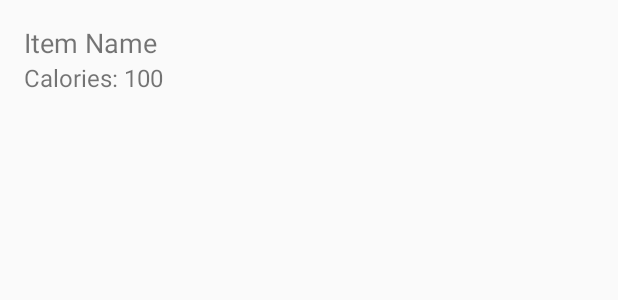
After one commit to alexjohnsongac/CalorieCounterNew, an Android app built with Jetpack Compose: the layout item_food.xml on its own in the app's theme, with its tools: preview values and no code run, on a phone screen of 412 x 824 dp. The commit adds this screen. Shown: the top 300 px of the screen. Run offline under Robolectric (Android 15) with nearby library versions, the phone set to English and light mode, and no system bars.

Commit message:
broken getfood page
uploading to be able to access on different computer, still WIP

```diff
--- a/app/build.gradle.kts
+++ b/app/build.gradle.kts
@@ -50,6 +50,7 @@ dependencies {
     implementation(libs.androidx.ui.graphics)
     implementation(libs.androidx.ui.tooling.preview)
     implementation(libs.androidx.material3)
+    implementation(libs.androidx.recyclerview)
     testImplementation(libs.junit)
     androidTestImplementation(libs.androidx.junit)
     androidTestImplementation(libs.androidx.espresso.core)
--- a/app/src/main/AndroidManifest.xml
+++ b/app/src/main/AndroidManifest.xml
@@ -23,6 +23,7 @@
                 <category android:name="android.intent.category.LAUNCHER" />
             </intent-filter>
         </activity>
+        <activity android:name=".FoodPage" />
     </application>
 
 </manifest>
--- /dev/null
+++ b/app/src/main/res/layout/item_food.xml
@@ -0,0 +1,23 @@
+<!-- item_food.xml -->
+<LinearLayout xmlns:android="http://schemas.android.com/apk/res/android"
+    android:orientation="vertical"
+    android:padding="16dp"
+    android:layout_width="match_parent"
+    android:layout_height="wrap_content">
+
+    <!-- TextView for the food item name -->
+    <TextView
+        android:id="@+id/itemName"
+        android:textSize="18sp"
+        android:text="Item Name"
+        android:layout_width="wrap_content"
+        android:layout_height="wrap_content" />
+
+    <!-- TextView for the calories -->
+    <TextView
+        android:id="@+id/calories"
+        android:textSize="16sp"
+        android:text="Calories: 100"
+        android:layout_width="wrap_content"
+        android:layout_height="wrap_content" />
+</LinearLayout>
--- a/gradle/libs.versions.toml
+++ b/gradle/libs.versions.toml
@@ -15,6 +15,7 @@ googleid = "1.1.1"
 firebaseBom = "33.3.0"
 gmsGoogleServices = "4.4.2"
 firebaseDatabase = "21.0.0"
+recyclerview = "1.4.0"
 
 [libraries]
 androidx-credentials = { module = "androidx.credentials:credentials", version.ref = "credentialsPlayServicesAuth" }
@@ -39,6 +40,7 @@ androidx-ui-test-manifest = { group = "androidx.compose.ui", name = "ui-test-man
 androidx-ui-test-junit4 = { group = "androidx.compose.ui", name = "ui-test-junit4" }
 androidx-material3 = { group = "androidx.compose.material3", name = "material3" }
 firebase-database = { group = "com.google.firebase", name = "firebase-database", version.ref = "firebaseDatabase" }
+androidx-recyclerview = { group = "androidx.recyclerview", name = "recyclerview", version.ref = "recyclerview" }
 
 [plugins]
 android-application = { id = "com.android.application", version.ref = "agp" }
```
Also changed, not shown: app/src/main/java/com/example/caloriecounternew/FoodAdaptor.kt (added, +35 -0 lines), app/src/main/java/com/example/caloriecounternew/FoodItem.kt (+11 -4 lines), app/src/main/java/com/example/caloriecounternew/FoodPage.kt (+62 -20 lines), app/src/main/res/layout/activity_food_page.xml (added, +13 -0 lines).
